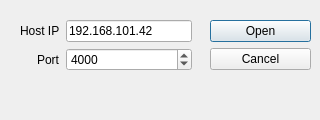
Above: inlinino/resources/socket_connection.ui from OceanOptics/Inlinino before the change. Below: the same form after it.
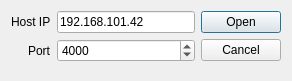
That is the form after the change.

Patch:
```diff
--- a/inlinino/resources/socket_connection.ui
+++ b/inlinino/resources/socket_connection.ui
@@ -6,8 +6,8 @@
    <rect>
     <x>0</x>
     <y>0</y>
-    <width>320</width>
-    <height>120</height>
+    <width>292</width>
+    <height>81</height>
    </rect>
   </property>
   <property name="windowTitle">
@@ -19,15 +19,8 @@
   <property name="modal">
    <bool>true</bool>
   </property>
-  <widget class="QWidget" name="formLayoutWidget">
-   <property name="geometry">
-    <rect>
-     <x>20</x>
-     <y>20</y>
-     <width>172</width>
-     <height>71</height>
-    </rect>
-   </property>
+  <layout class="QHBoxLayout" name="horizontalLayout">
+   <item>
    <layout class="QFormLayout" name="formLayout">
     <property name="labelAlignment">
      <set>Qt::AlignRight|Qt::AlignTrailing|Qt::AlignVCenter</set>
@@ -67,19 +60,12 @@
      </widget>
     </item>
    </layout>
-  </widget>
+   </item>
+   <item>
   <widget class="QDialogButtonBox" name="button_box">
    <property name="enabled">
     <bool>true</bool>
    </property>
-   <property name="geometry">
-    <rect>
-     <x>210</x>
-     <y>20</y>
-     <width>101</width>
-     <height>61</height>
-    </rect>
-   </property>
    <property name="orientation">
     <enum>Qt::Vertical</enum>
    </property>
@@ -87,6 +73,8 @@
     <set>QDialogButtonBox::Cancel|QDialogButtonBox::Open</set>
    </property>
   </widget>
+   </item>
+  </layout>
  </widget>
  <resources/>
  <connections/>
```
Left out of the diff: 9 changed lines with no effect on the pictures. Lines whose indentation alone changed are shown as unchanged.
